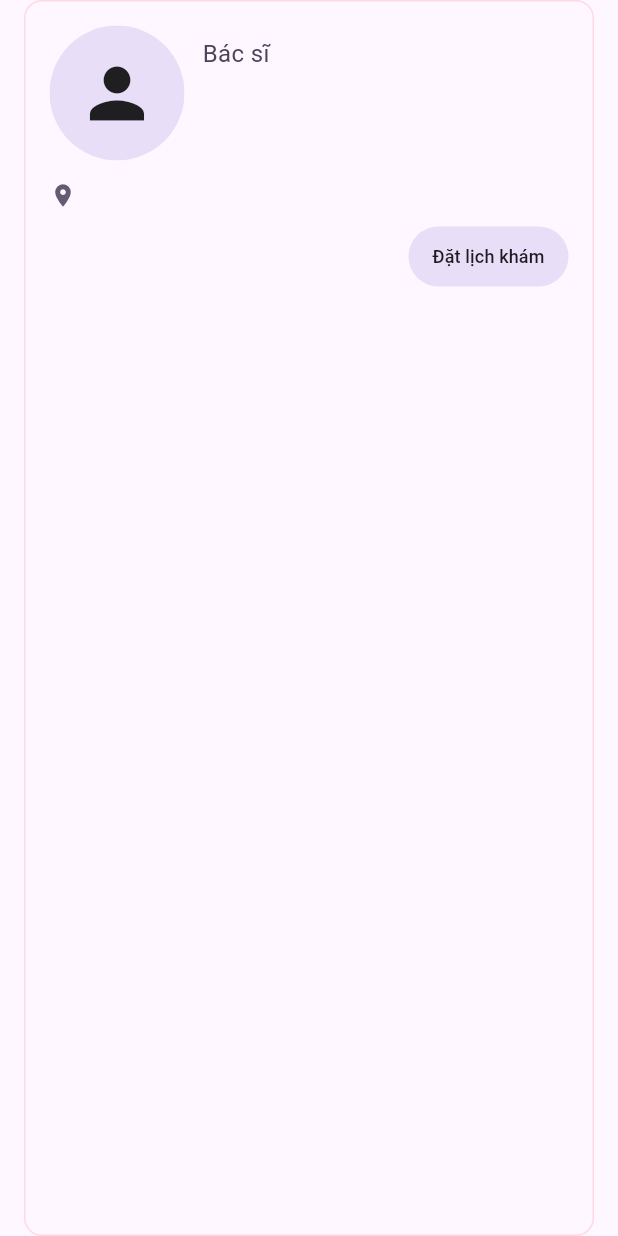
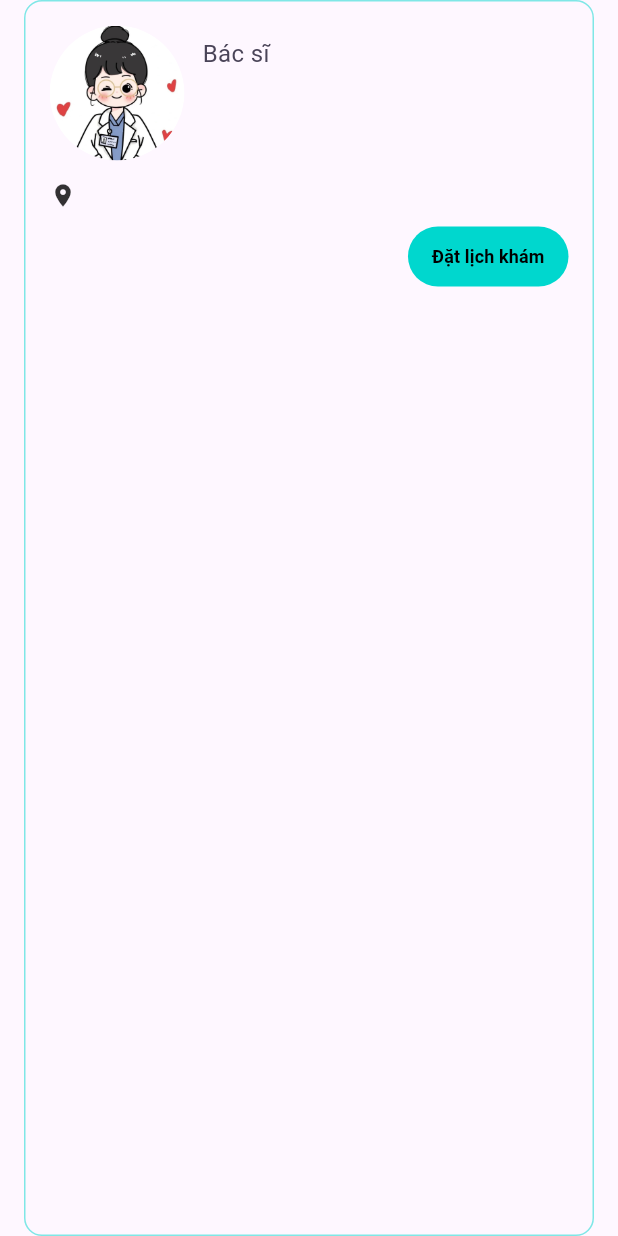
Before and after one commit to trongvu2003/hld_flutter, a Flutter app: the _DoctorItem widget shown alone on an empty page, opened directly with empty values, on a phone screen of 412 x 824 dp. Run offline on Flutter 3.47's test engine with Material 3 defaults, Android fonts, the phone set to English and light mode, and no system bars; our stand-ins replace cached_network_image, dio, flutter_dotenv, image_picker, jwt_decoder, permission_handler and 2 more; accounts and stored records are empty.

Commit message:
specialty detail screen

```diff
--- a/lib/views/user/home/doctor/doctor_list_screen.dart
+++ b/lib/views/user/home/doctor/doctor_list_screen.dart
@@ -1,8 +1,8 @@
 import 'package:flutter/material.dart';
+import 'package:hld_flutter/theme/app_colors.dart';
 import 'package:provider/provider.dart';
 import '../../../../models/responsemodel/doctor.dart';
 import '../../../../viewmodels/specialty_viewmodel.dart';
-
 
 class DoctorListScreen extends StatefulWidget {
   final String specialtyId;
@@ -27,9 +27,9 @@ class _DoctorListScreenState extends State<DoctorListScreen> {
   void initState() {
     super.initState();
     WidgetsBinding.instance.addPostFrameCallback((_) {
-      context
-          .read<SpecialtyViewModel>()
-          .fetchSpecialtyDoctor(widget.specialtyId);
+      context.read<SpecialtyViewModel>().fetchSpecialtyDoctor(
+        widget.specialtyId,
+      );
     });
   }
 
@@ -44,17 +44,17 @@ class _DoctorListScreenState extends State<DoctorListScreen> {
         children: [
           _TopBar(
             onBack: () => Navigator.pop(context),
-            onSearch: (query) =>
-                vm.filterDoctorsByLocation(query),
+            onSearch: (query) => vm.filterDoctorsByLocation(query),
           ),
           Padding(
-            padding:
-            const EdgeInsets.symmetric(horizontal: 16, vertical: 8),
+            padding: const EdgeInsets.symmetric(horizontal: 16, vertical: 8),
             child: Container(
               decoration: BoxDecoration(
-                color: colorScheme.secondaryContainer,
+                color: Colors.grey.withOpacity(0.3),
                 borderRadius: BorderRadius.circular(12),
-                border: Border.all(color: colorScheme.tertiaryContainer),
+                border: Border.all(
+                  color: AppColors.lightTheme.withOpacity(0.5),
+                ),
               ),
               padding: const EdgeInsets.all(16),
               child: Column(
@@ -72,16 +72,18 @@ class _DoctorListScreenState extends State<DoctorListScreen> {
                   Text(
                     widget.specialtyDesc,
                     style: TextStyle(
-                        fontSize: 14, color: colorScheme.onBackground),
+                      fontSize: 14,
+                      color: colorScheme.onBackground,
+                    ),
                     maxLines: _isExpanded ? null : 3,
-                    overflow: _isExpanded
+                    overflow:
+                        _isExpanded
                             ? TextOverflow.visible
                             : TextOverflow.ellipsis,
                   ),
                   if (widget.specialtyDesc.length > 100)
                     GestureDetector(
-                      onTap: () =>
-                          setState(() => _isExpanded = !_isExpanded),
+                      onTap: () => setState(() => _isExpanded = !_isExpanded),
                       child: Padding(
                         padding: const EdgeInsets.only(top: 4),
                         child: Text(
@@ -89,7 +91,7 @@ class _DoctorListScreenState extends State<DoctorListScreen> {
                           style: TextStyle(
                             fontSize: 14,
                             fontWeight: FontWeight.w500,
-                            color: colorScheme.onSecondaryContainer,
+                            color: _isExpanded ? Colors.grey : Colors.blue,
                           ),
                         ),
                       ),
@@ -99,9 +101,9 @@ class _DoctorListScreenState extends State<DoctorListScreen> {
             ),
           ),
 
-
           Expanded(
-            child: vm.isLoading
+            child:
+                vm.isLoading
                     ? const Center(child: CircularProgressIndicator())
                     : vm.filteredDoctors.isEmpty
                     ? Center(
@@ -109,15 +111,15 @@ class _DoctorListScreenState extends State<DoctorListScreen> {
                         'Không tìm thấy bác sĩ trong chuyên khoa này',
                         style: TextStyle(
                           fontSize: 16,
-                    color: colorScheme.onBackground),
+                          color: colorScheme.onBackground,
+                        ),
                         textAlign: TextAlign.center,
                       ),
                     )
                     : ListView.separated(
                       padding: const EdgeInsets.only(bottom: 16),
                       itemCount: vm.filteredDoctors.length,
-              separatorBuilder: (_, __) =>
-              const SizedBox(height: 8),
+                      separatorBuilder: (_, __) => const SizedBox(height: 8),
                       itemBuilder: (context, index) {
                         return _DoctorItem(
                           doctor: vm.filteredDoctors[index],
@@ -164,21 +166,20 @@ class _TopBarState extends State<_TopBar> {
 
     return Material(
       elevation: 8,
-      color: colorScheme.primaryContainer,
+      color: AppColors.lightTheme,
       child: SafeArea(
         bottom: false,
         child: Padding(
           padding: const EdgeInsets.fromLTRB(16, 12, 16, 12),
           child: Column(
             children: [
-              // Back + title row
               Row(
                 children: [
                   GestureDetector(
                     onTap: widget.onBack,
                     child: Icon(
                       Icons.arrow_back_ios_new,
-                      color: colorScheme.onPrimaryContainer,
+                      color: Colors.black,
                       size: 24,
                     ),
                   ),
@@ -188,14 +189,13 @@ class _TopBarState extends State<_TopBar> {
                     style: TextStyle(
                       fontSize: 20,
                       fontWeight: FontWeight.w800,
-                      color: colorScheme.onPrimaryContainer,
+                      color: Colors.black,
                     ),
                   ),
                 ],
               ),
               const SizedBox(height: 12),
 
-              // Search field
               SizedBox(
                 height: 52,
                 child: TextField(
@@ -208,8 +208,7 @@ class _TopBarState extends State<_TopBar> {
                     ),
                     hintText: 'Nhập địa chỉ, ví dụ: HCM',
                     hintStyle: TextStyle(
-                      color:
-                      colorScheme.onSurfaceVariant.withOpacity(0.7),
+                      color: Colors.black.withOpacity(0.5),
                       fontSize: 14,
                     ),
                     filled: true,
@@ -228,8 +227,6 @@ class _TopBarState extends State<_TopBar> {
     );
   }
 }
-
-// ─────────────────────────────────────────────────
 
 class _DoctorItem extends StatelessWidget {
   final Doctor doctor;
@@ -253,29 +250,43 @@ class _DoctorItem extends StatelessWidget {
         decoration: BoxDecoration(
           color: colorScheme.background,
           borderRadius: BorderRadius.circular(12),
-          border:
-          Border.all(color: colorScheme.tertiaryContainer, width: 1),
+          border: Border.all(
+            color: AppColors.lightTheme.withOpacity(0.5),
+            width: 1,
+          ),
         ),
         padding: const EdgeInsets.all(16),
         child: Column(
           children: [
-            // ── Avatar + name row ───────────────────────────────────
             Row(
               crossAxisAlignment: CrossAxisAlignment.center,
               children: [
-                // Avatar
                 ClipOval(
-                  child: doctor.avatarURL != null &&
-                      doctor.avatarURL!.isNotEmpty
+                  child:
+                      doctor.avatarURL != null && doctor.avatarURL!.isNotEmpty
                           ? Image.network(
                             doctor.avatarURL!,
                             width: 90,
                             height: 90,
                             fit: BoxFit.cover,
-                    errorBuilder: (_, __, ___) =>
-                        _DefaultAvatar(size: 90),
+                            errorBuilder:
+                                (_, __, ___) => ClipOval(
+                                  child: Image.asset(
+                                    'assets/images/avatar_doctor.jpg',
+                                    width: 90,
+                                    height: 90,
+                                    fit: BoxFit.cover,
+                                  ),
+                                ),
                           )
-                      : _DefaultAvatar(size: 90),
+                          : ClipOval(
+                            child: Image.asset(
+                              'assets/images/avatar_doctor.jpg',
+                              width: 90,
+                              height: 90,
+                              fit: BoxFit.cover,
+                            ),
+                          ),
                 ),
 
                 const SizedBox(width: 12),
@@ -285,7 +296,6 @@ class _DoctorItem extends StatelessWidget {
                   child: Column(
                     crossAxisAlignment: CrossAxisAlignment.start,
                     children: [
-                      // "Bác sĩ" label + paused badge
                       Row(
                         children: [
                           Text(
@@ -299,7 +309,9 @@ class _DoctorItem extends StatelessWidget {
                             const SizedBox(width: 12),
                             Container(
                               padding: const EdgeInsets.symmetric(
-                                  horizontal: 8, vertical: 4),
+                                horizontal: 8,
+                                vertical: 4,
+                              ),
                               decoration: BoxDecoration(
                                 color: colorScheme.errorContainer,
                                 borderRadius: BorderRadius.circular(8),
@@ -321,7 +333,7 @@ class _DoctorItem extends StatelessWidget {
                         doctor.name,
                         style: const TextStyle(
                           fontSize: 22,
-                          fontWeight: FontWeight.w500,
+                          fontWeight: FontWeight.bold,
                         ),
                       ),
 
@@ -340,26 +352,18 @@ class _DoctorItem extends StatelessWidget {
 
             const SizedBox(height: 12),
 
-            // ── Address row ─────────────────────────────────────────
             Row(
               crossAxisAlignment: CrossAxisAlignment.start,
               children: [
                 Padding(
                   padding: const EdgeInsets.only(top: 2),
-                  child: Icon(
-                    Icons.location_on,
-                    size: 18,
-                    color: colorScheme.secondary,
-                  ),
+                  child: Icon(Icons.location_on, size: 18, color: Colors.black.withOpacity(0.8)),
                 ),
                 const SizedBox(width: 4),
                 Expanded(
                   child: Text(
                     doctor.address ?? 'Chưa cập nhật địa chỉ',
-                    style: TextStyle(
-                      fontSize: 13,
-                      color: colorScheme.onBackground,
-                    ),
+                    style: TextStyle(fontSize: 13, color: Colors.black.withOpacity(0.8)),
                   ),
                 ),
               ],
@@ -367,22 +371,25 @@ class _DoctorItem extends StatelessWidget {
 
             const SizedBox(height: 8),
 
-            // ── Booking button ──────────────────────────────────────
             Align(
               alignment: Alignment.centerRight,
               child: FilledButton.tonal(
                 onPressed: () => onBooking(doctor.id),
                 style: FilledButton.styleFrom(
+                    backgroundColor: AppColors.lightTheme,
                   shape: RoundedRectangleBorder(
-                      borderRadius: BorderRadius.circular(20)),
+                    borderRadius: BorderRadius.circular(20),
+                  ),
                   padding: const EdgeInsets.symmetric(
-                      horizontal: 16, vertical: 6),
+                    horizontal: 16,
+                    vertical: 6,
+                  ),
                 ),
                 child: Text(
                   'Đặt lịch khám',
                   style: TextStyle(
                     fontSize: 12,
-                    color: colorScheme.onBackground,
+                    color:Colors.black,fontWeight: FontWeight.bold
                   ),
                 ),
               ),
@@ -393,21 +400,3 @@ class _DoctorItem extends StatelessWidget {
     );
   }
 }
-
-// ─────────────────────────────────────────────────
-
-class _DefaultAvatar extends StatelessWidget {
-  final double size;
-
-  const _DefaultAvatar({required this.size});
-
-  @override
-  Widget build(BuildContext context) {
-    return Container(
-      width: size,
-      height: size,
-      color: Theme.of(context).colorScheme.secondaryContainer,
-      child: Icon(Icons.person, size: size * 0.6),
-    );
-  }
-}
```
Lines whose indentation alone changed are shown as unchanged.
